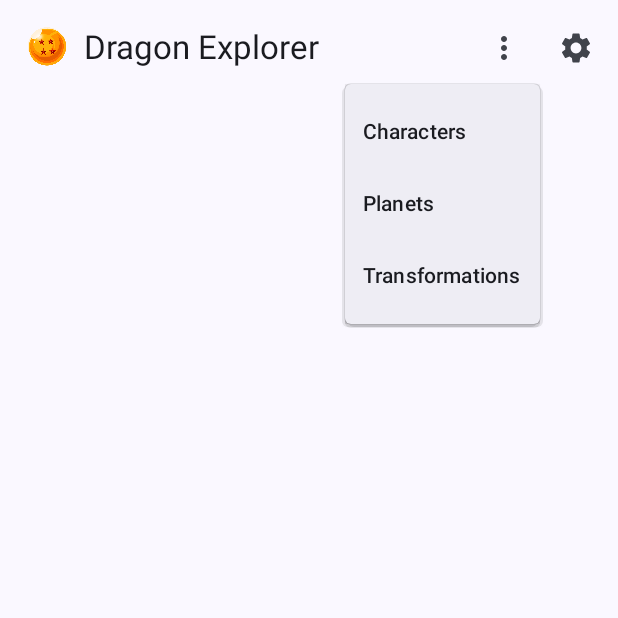
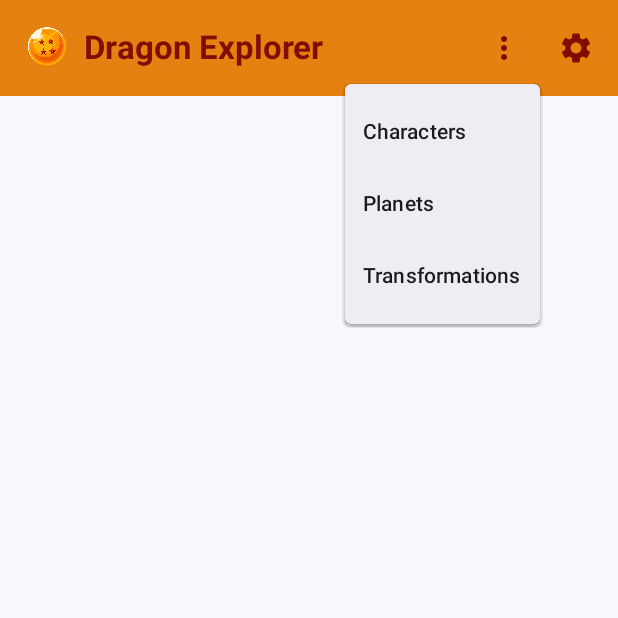
Before and after one commit to BR444N/dragonball-api-mobile-app, an Android app built with Jetpack Compose: the composable CharacterListScreen called with empty values, after a tap on "Menu", on a phone screen of 412 x 824 dp, the top half of it. Run offline under Robolectric (Android 15) with nearby library versions, the phone set to English and light mode, and no system bars; pictures from the network do not load.

Commit message:
:art: Update CharacterListScreen with new color scheme; enhance TopAppBar styling and add bold title

```diff
--- a/app/src/main/java/com/br444n/dragonball/ui/theme/Color.kt
+++ b/app/src/main/java/com/br444n/dragonball/ui/theme/Color.kt
@@ -11,3 +11,7 @@ val PurpleGrey40 = Color(0xFF625b71)
 val Pink40 = Color(0xFF7D5260)
 
 val Orange = Color(0xFFE76A24)
+val Orange2 = Color(0xFFE48110)
+val Green = Color(0xFF1b5e20)
+val Gold = Color(0xFFFBBC42)
+val Red = Color(0xFF800D00)
--- a/app/src/main/java/com/br444n/dragonball/ui/theme/Theme.kt
+++ b/app/src/main/java/com/br444n/dragonball/ui/theme/Theme.kt
@@ -1,6 +1,5 @@
 package com.br444n.dragonball.ui.theme
 
-import android.graphics.Color
 import android.os.Build
 import androidx.compose.foundation.isSystemInDarkTheme
 import androidx.compose.material3.MaterialTheme
--- a/app/src/main/java/com/br444n/dragonball/ui/theme/features/characters/CharacterListScreen.kt
+++ b/app/src/main/java/com/br444n/dragonball/ui/theme/features/characters/CharacterListScreen.kt
@@ -32,6 +32,7 @@ import androidx.compose.material3.MaterialTheme
 import androidx.compose.material3.Scaffold
 import androidx.compose.material3.Text
 import androidx.compose.material3.TopAppBar
+import androidx.compose.material3.TopAppBarDefaults
 import androidx.compose.runtime.Composable
 import androidx.compose.runtime.getValue
 import androidx.compose.runtime.mutableStateOf
@@ -42,11 +43,14 @@ import androidx.compose.ui.Modifier
 import androidx.compose.ui.draw.clip
 import androidx.compose.ui.layout.ContentScale
 import androidx.compose.ui.res.painterResource
+import androidx.compose.ui.text.font.FontWeight
 import androidx.compose.ui.text.style.TextAlign
 import androidx.compose.ui.unit.dp
 import coil.compose.AsyncImage
 import com.br444n.dragonball.R
 import com.br444n.dragonball.data.remote.models.Character
+import com.br444n.dragonball.ui.theme.Orange2
+import com.br444n.dragonball.ui.theme.Red
 
 @OptIn(ExperimentalMaterial3Api::class, ExperimentalFoundationApi::class)
 @Composable
@@ -72,13 +76,20 @@ fun CharacterListScreen(
                                 .clip(CircleShape)
                         )
                         Spacer(Modifier.width(8.dp))
-                        Text("Dragon Explorer", style = MaterialTheme.typography.titleLarge)
+                        Text(
+                            "Dragon Explorer", style = MaterialTheme.typography.titleLarge,
+                            fontWeight = FontWeight.Bold
+                        )
                     }
                 },
+                colors = TopAppBarDefaults.topAppBarColors(
+                    containerColor = Orange2,
+                    titleContentColor = Red
+                ),
                 actions = {
                     Box {
                         IconButton(onClick = { menuExpand = true }) {
-                            Icon(Icons.Default.MoreVert, contentDescription = "Menu")
+                            Icon(Icons.Default.MoreVert, contentDescription = "Menu", tint = Red)
                         }
                         DropdownMenu(
                             expanded = menuExpand,
@@ -99,7 +110,7 @@ fun CharacterListScreen(
                         }
                     }
                     IconButton(onClick = onSettingsClick) {
-                        Icon(Icons.Default.Settings, contentDescription = "Settings")
+                        Icon(Icons.Default.Settings, contentDescription = "Settings", tint = Red)
                     }
                 }
             )
```
